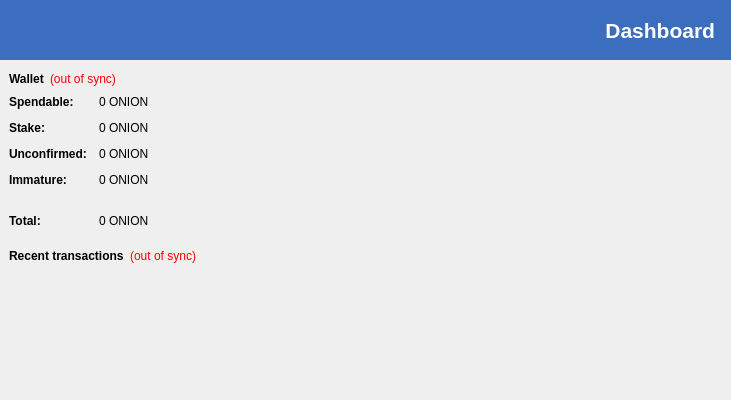
Before: the Qt Designer form src/qt/forms/overviewpage.ui in deeponion/deeponion-legacy, drawn with Qt 5.
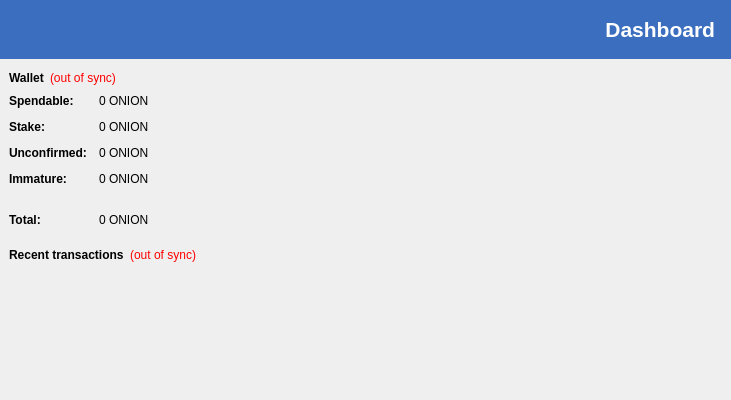
After: the same form once the commit is applied.

Patch:
```diff
--- a/src/qt/forms/overviewpage.ui
+++ b/src/qt/forms/overviewpage.ui
@@ -37,13 +37,13 @@
      <property name="minimumSize">
       <size>
        <width>0</width>
-       <height>60</height>
+       <height>59</height>
       </size>
      </property>
      <property name="maximumSize">
       <size>
        <width>16777215</width>
-       <height>60</height>
+       <height>59</height>
       </size>
      </property>
      <property name="font">
@@ -55,7 +55,7 @@
       </font>
      </property>
      <property name="styleSheet">
-      <string notr="true">background-color: #3B6EBF; color: white; padding: 10px;</string>
+      <string notr="true">background-color: #3B6EBF; color: white;padding-right: 10px;</string>
      </property>
      <property name="text">
       <string>Dashboard</string>
```
